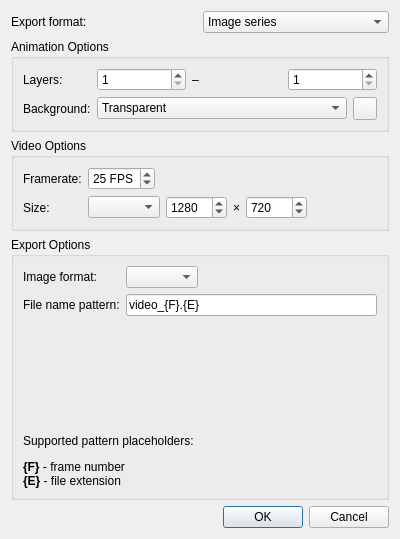
The window that src/client/ui/videoexport.ui (drawpile/Drawpile) describes before a commit, drawn with Qt 5.
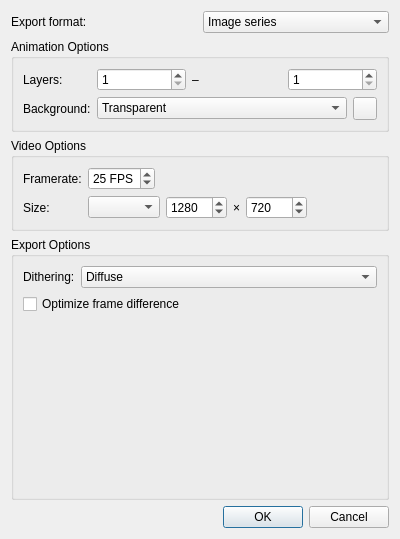
The same window after the commit. The open tabs and pages were chosen to show the change. Icons and pictures are not drawn. Custom widgets are drawn as their Qt base class.

Patch:
```diff
--- a/src/client/ui/videoexport.ui
+++ b/src/client/ui/videoexport.ui
@@ -503,6 +503,43 @@
           </item>
          </layout>
         </widget>
+        <widget class="QWidget" name="page_3">
+         <layout class="QFormLayout" name="formLayout_5">
+          <item row="0" column="0">
+           <widget class="QLabel" name="label_14">
+            <property name="text">
+             <string>Dithering:</string>
+            </property>
+           </widget>
+          </item>
+          <item row="0" column="1">
+           <widget class="QComboBox" name="ditheringMethod">
+            <item>
+             <property name="text">
+              <string>Diffuse</string>
+             </property>
+            </item>
+            <item>
+             <property name="text">
+              <string>Ordered</string>
+             </property>
+            </item>
+            <item>
+             <property name="text">
+              <string>Treshold</string>
+             </property>
+            </item>
+           </widget>
+          </item>
+          <item row="1" column="0" colspan="2">
+           <widget class="QCheckBox" name="optimizeGif">
+            <property name="text">
+             <string>Optimize frame difference</string>
+            </property>
+           </widget>
+          </item>
+         </layout>
+        </widget>
        </widget>
       </item>
      </layout>
```
Left out of the diff: 5 changed lines with no effect on the pictures.
